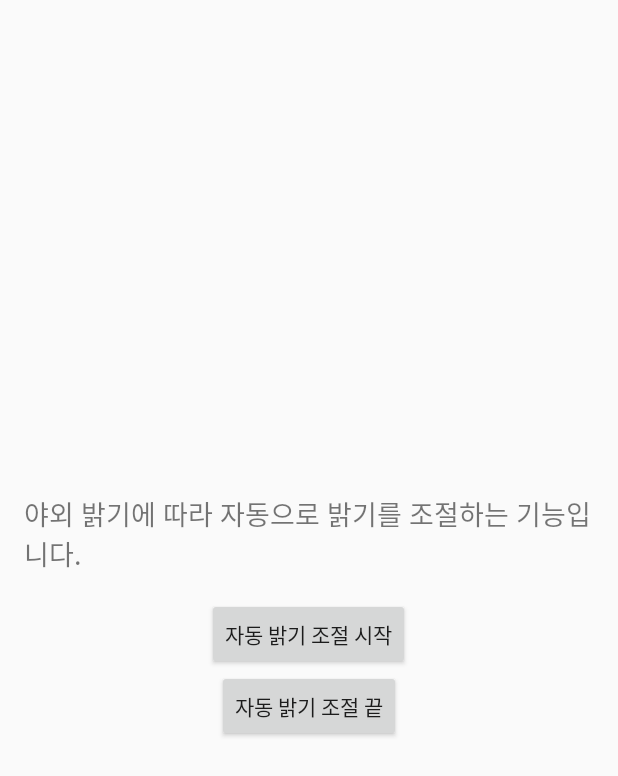
After one commit to github-SUBIN/IoT-X-capstone-design, an Android app built with Jetpack Compose: the AutoControlActivity screen opened directly, with no data from a screen before it, on a phone screen of 412 x 824 dp. The commit adds this screen. Shown: the top 776 px of the screen. Run offline under Robolectric (Android 15) with nearby library versions, the phone set to English and light mode, and no system bars.

Commit message:
no design but final

```diff
--- a/BluetoothPlease/app/src/main/AndroidManifest.xml
+++ b/BluetoothPlease/app/src/main/AndroidManifest.xml
@@ -35,6 +35,7 @@
 
         <activity android:name=".TempControlActivity" />
         <activity android:name=".WindowControlActivity" />
+        <activity android:name=".AutoControlActivity"/>
 
     </application>
 
--- /dev/null
+++ b/BluetoothPlease/app/src/main/java/com/example/bluetoothplease/AutoControlActivity.kt
@@ -0,0 +1,57 @@
+package com.example.bluetoothplease
+
+import android.os.Bundle
+import android.util.Log
+import android.widget.Button
+import android.widget.Toast
+import androidx.activity.ComponentActivity
+
+class AutoControlActivity : ComponentActivity() {
+
+    //private lateinit var autoStart: Button
+    //private lateinit var autoEnd: Button
+
+    override fun onCreate(savedInstanceState: Bundle?) {
+        //Log.d("AutoControlActivity", "Activity started")
+
+        super.onCreate(savedInstanceState)
+        setContentView(R.layout.activity_auto_control)
+
+
+        //UI 요소 연결
+        val autoStart: Button = findViewById(R.id.autoStart)
+        val autoEnd: Button = findViewById(R.id.autoEnd)
+
+        //버튼 클릭 시 아두이노로 시작 명령어S 전송
+        autoStart.setOnClickListener {
+            sendSignalToArduino("S1")
+
+        }
+
+        //버튼 클릭 시 아두이노로 끝 명령어E 전송
+        autoEnd.setOnClickListener {
+            sendSignalToArduino("E0")
+
+        }
+    }
+    //아두이노로 자동 시작, 자동 끝 명령어를 전송하는 함수
+    private fun sendSignalToArduino(message: String){
+        MainActivity.connectedThread?.write(message)
+        /*
+        MainActivity.connectedThread?.let {
+            it.write(message)
+        } ?: run {
+            Log.e("AutoControlActivity", "Bluetooth is not connected.")
+        }
+        */
+        /*
+        if(MainActivity.connectedThread != null){
+            MainActivity.connectedThread?.write(message)
+            Toast.makeText(this,"AutoStart sent: $message", Toast.LENGTH_SHORT).show()
+        } else {
+            Toast.makeText(this,"Bluetooth connection is not established", Toast.LENGTH_SHORT).show()
+            Log.e("AutoControlActivity", "Bluetooth connection not established.")
+        }
+        */
+    }
+}
--- /dev/null
+++ b/BluetoothPlease/app/src/main/res/layout/activity_auto_control.xml
@@ -0,0 +1,29 @@
+<?xml version="1.0" encoding="utf-8"?>
+<LinearLayout
+    xmlns:android="http://schemas.android.com/apk/res/android"
+    android:orientation="vertical"
+    android:layout_width="match_parent"
+    android:layout_height="match_parent"
+    android:padding="16dp"
+    android:gravity="center">
+
+    <TextView
+        android:layout_width="wrap_content"
+        android:layout_height="wrap_content"
+        android:text="야외 밝기에 따라 자동으로 밝기를 조절하는 기능입니다."
+        android:textSize="18sp"
+        android:paddingBottom="16dp"/>
+
+    <Button
+        android:id="@+id/autoStart"
+        android:layout_width="wrap_content"
+        android:layout_height="wrap_content"
+        android:text="자동 밝기 조절 시작" />
+
+    <Button
+        android:id="@+id/autoEnd"
+        android:layout_width="wrap_content"
+        android:layout_height="wrap_content"
+        android:text="자동 밝기 조절 끝"/>
+
+</LinearLayout>
--- a/BluetoothPlease/app/src/main/res/values/strings.xml
+++ b/BluetoothPlease/app/src/main/res/values/strings.xml
@@ -8,6 +8,7 @@
 
     <string name="temp_control_mode">에너지 절약 실내 온도 조절 모드</string>
     <string name="window_control_mode">창 투명도만 조절 밝기만 조절 모드</string>
+    <string name="auto_only_window">자동 밝기 조절 모드</string>
 
     //activity_temp_control
     <string name="put_temp">목표 온도를 입력하세요</string>
```
Also changed, not shown: BluetoothPlease/app/src/main/java/com/example/bluetoothplease/MainActivity.kt (+8 -0 lines), BluetoothPlease/app/src/main/res/layout/activity_main.xml (+8 -0 lines).
